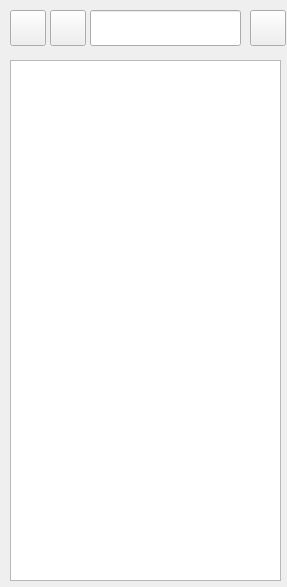
Before: the Qt Designer form cfileform.ui in LeZheng/Canary-Adb, drawn with Qt 5.
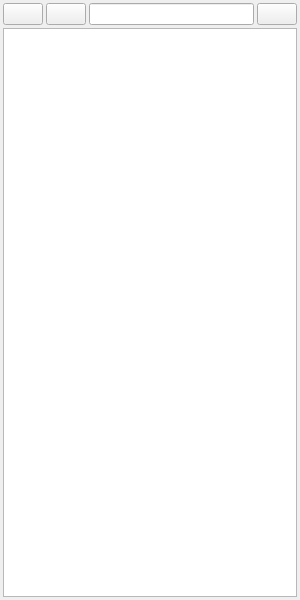
After: the same form once the commit is applied.

Commit message: 画控制台界面

```diff
--- a/cfileform.ui
+++ b/cfileform.ui
@@ -6,47 +6,56 @@
    <rect>
     <x>0</x>
     <y>0</y>
-    <width>287</width>
-    <height>587</height>
+    <width>300</width>
+    <height>600</height>
    </rect>
   </property>
   <property name="sizePolicy">
-   <sizepolicy hsizetype="Fixed" vsizetype="Fixed">
+   <sizepolicy hsizetype="Preferred" vsizetype="Preferred">
     <horstretch>0</horstretch>
     <verstretch>0</verstretch>
    </sizepolicy>
   </property>
+  <property name="minimumSize">
+   <size>
+    <width>150</width>
+    <height>300</height>
+   </size>
+  </property>
   <property name="maximumSize">
    <size>
     <width>400</width>
-    <height>16777215</height>
+    <height>10000</height>
    </size>
   </property>
   <property name="windowTitle">
    <string>Form</string>
   </property>
+  <layout class="QGridLayout" name="gridLayout">
+   <property name="leftMargin">
+    <number>3</number>
+   </property>
+   <property name="topMargin">
+    <number>3</number>
+   </property>
+   <property name="rightMargin">
+    <number>3</number>
+   </property>
+   <property name="bottomMargin">
+    <number>3</number>
+   </property>
+   <property name="spacing">
+    <number>3</number>
+   </property>
+   <item row="0" column="0">
   <widget class="QPushButton" name="prevBtn">
-   <property name="geometry">
-    <rect>
-     <x>10</x>
-     <y>10</y>
-     <width>36</width>
-     <height>36</height>
-    </rect>
-   </property>
    <property name="text">
     <string/>
    </property>
   </widget>
+   </item>
+   <item row="0" column="1">
   <widget class="QPushButton" name="nextBtn">
-   <property name="geometry">
-    <rect>
-     <x>50</x>
-     <y>10</y>
-     <width>36</width>
-     <height>36</height>
-    </rect>
-   </property>
    <property name="sizePolicy">
     <sizepolicy hsizetype="Fixed" vsizetype="Fixed">
      <horstretch>0</horstretch>
@@ -57,15 +66,9 @@
     <string/>
    </property>
   </widget>
+   </item>
+   <item row="0" column="2">
   <widget class="QLineEdit" name="pathLineEdit">
-   <property name="geometry">
-    <rect>
-     <x>90</x>
-     <y>10</y>
-     <width>151</width>
-     <height>36</height>
-    </rect>
-   </property>
    <property name="maximumSize">
     <size>
      <width>16777215</width>
@@ -73,15 +76,9 @@
     </size>
    </property>
   </widget>
+   </item>
+   <item row="0" column="3">
   <widget class="QPushButton" name="browserBtn">
-   <property name="geometry">
-    <rect>
-     <x>250</x>
-     <y>10</y>
-     <width>36</width>
-     <height>36</height>
-    </rect>
-   </property>
    <property name="sizePolicy">
     <sizepolicy hsizetype="Fixed" vsizetype="Fixed">
      <horstretch>0</horstretch>
@@ -92,15 +89,9 @@
     <string/>
    </property>
   </widget>
+   </item>
+   <item row="1" column="0" colspan="4">
   <widget class="QTreeView" name="fileTreeView">
-   <property name="geometry">
-    <rect>
-     <x>10</x>
-     <y>60</y>
-     <width>271</width>
-     <height>521</height>
-    </rect>
-   </property>
    <property name="contextMenuPolicy">
     <enum>Qt::CustomContextMenu</enum>
    </property>
@@ -108,6 +99,8 @@
     <bool>true</bool>
    </property>
   </widget>
+   </item>
+  </layout>
  </widget>
  <resources/>
  <connections/>
```
Lines whose indentation alone changed are shown as unchanged. The commit also changes 4 other files.
